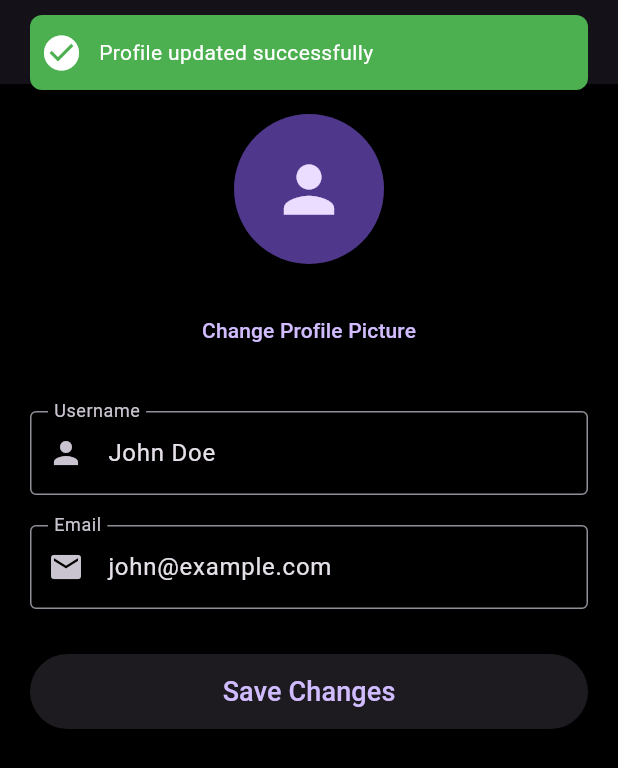
After one commit to jamalihassan0307/Flutter-ChatGPT-Text-and-image-generater, a Flutter app: the ProfileScreen screen opened by its route, after a tap on "Save Changes", on a phone screen of 412 x 824 dp. The commit adds this screen. Shown: the top 768 px of the screen. Run offline on Flutter 3.47's test engine with Material 3 defaults, Android fonts, the phone set to English and light mode, and no system bars; drawn by our look-alikes of another_flushbar; our stand-ins replace cached_network_image, dio, flutter_dotenv, flutter_riverpod, fluttertoast, share_plus and 1 more; missing offline and left inert: markdown_widget; accounts and stored records are empty.

Commit message:
feat: Add chat and profile features with SharedPreferences integration
- Implemented ChatStorageService for persistent chat storage
- Created GeminiApiService for AI-powered chat interactions
- Added ChatInput and ChatMessageBubble widgets
- Developed ProfileScreen with basic user profile management
- Integrated SharedPreferences provider in main.dart
- Added utility methods for sharing and message handling

```diff
--- a/lib/configs/routes/routes.dart
+++ b/lib/configs/routes/routes.dart
@@ -3,6 +3,7 @@ import '../../data/view/splash/splash_screen.dart';
 import '../../data/view/auth/login_screen.dart';
 import '../../data/view/auth/signup_screen.dart';
 import '../../data/view/home/home_screen.dart';
+import '../../data/view/profile/profile_screen.dart';
 import 'routes_name.dart';
 
 class Routes {
@@ -24,6 +25,10 @@ class Routes {
         return MaterialPageRoute(
           builder: (BuildContext context) => const HomeScreen(),
         );
+      case RoutesName.profile:
+        return MaterialPageRoute(
+          builder: (BuildContext context) => const ProfileScreen(),
+        );
       default:
         return MaterialPageRoute(builder: (_) {
           return const Scaffold(
--- a/lib/configs/routes/routes_name.dart
+++ b/lib/configs/routes/routes_name.dart
@@ -4,4 +4,5 @@ class RoutesName {
   static const String signup = 'signup';
   static const String home = 'home';
   static const String chat = 'chat';
+  static const String profile = 'profile';
 }
--- a/lib/data/view/home/home_screen.dart
+++ b/lib/data/view/home/home_screen.dart
@@ -12,6 +12,12 @@ class HomeScreen extends ConsumerWidget {
       appBar: AppBar(
         title: const Text('Gemini AI'),
         actions: [
+          IconButton(
+            icon: const Icon(Icons.person),
+            onPressed: () {
+              Navigator.pushNamed(context, RoutesName.profile);
+            },
+          ),
           IconButton(
             icon: const Icon(Icons.logout),
             onPressed: () {
--- /dev/null
+++ b/lib/data/view/profile/profile_screen.dart
@@ -0,0 +1,116 @@
+import 'package:flutter/material.dart';
+import 'package:flutter_riverpod/flutter_riverpod.dart';
+import '../../../configs/utils.dart';
+
+class ProfileScreen extends ConsumerStatefulWidget {
+  const ProfileScreen({super.key});
+
+  @override
+  ConsumerState<ProfileScreen> createState() => _ProfileScreenState();
+}
+
+class _ProfileScreenState extends ConsumerState<ProfileScreen> {
+  final _formKey = GlobalKey<FormState>();
+  final _usernameController = TextEditingController();
+  final _emailController = TextEditingController();
+  bool _isLoading = false;
+
+  @override
+  void initState() {
+    super.initState();
+    // TODO: Load user data
+    _usernameController.text = 'John Doe';
+    _emailController.text = 'john@example.com';
+  }
+
+  @override
+  void dispose() {
+    _usernameController.dispose();
+    _emailController.dispose();
+    super.dispose();
+  }
+
+  void _handleSave() {
+    if (_formKey.currentState!.validate()) {
+      // TODO: Implement save profile
+      Utils.flushBarSuccessMessage('Profile updated successfully', context);
+    }
+  }
+
+  @override
+  Widget build(BuildContext context) {
+    return Scaffold(
+      appBar: AppBar(
+        title: const Text('Profile'),
+      ),
+      body: SingleChildScrollView(
+        padding: const EdgeInsets.all(20),
+        child: Form(
+          key: _formKey,
+          child: Column(
+            children: [
+              const CircleAvatar(
+                radius: 50,
+                child: Icon(Icons.person, size: 50),
+              ),
+              const SizedBox(height: 20),
+              TextButton(
+                onPressed: () {
+                  // TODO: Implement image picker
+                },
+                child: const Text('Change Profile Picture'),
+              ),
+              const SizedBox(height: 30),
+              TextFormField(
+                controller: _usernameController,
+                decoration: const InputDecoration(
+                  labelText: 'Username',
+                  prefixIcon: Icon(Icons.person),
+                  border: OutlineInputBorder(),
+                ),
+                validator: (value) {
+                  if (value == null || value.isEmpty) {
+                    return 'Please enter your username';
+                  }
+                  return null;
+                },
+              ),
+              const SizedBox(height: 20),
+              TextFormField(
+                controller: _emailController,
+                decoration: const InputDecoration(
+                  labelText: 'Email',
+                  prefixIcon: Icon(Icons.email),
+                  border: OutlineInputBorder(),
+                ),
+                validator: (value) {
+                  if (value == null || value.isEmpty) {
+                    return 'Please enter your email';
+                  }
+                  if (!value.contains('@')) {
+                    return 'Please enter a valid email';
+                  }
+                  return null;
+                },
+              ),
+              const SizedBox(height: 30),
+              SizedBox(
+                width: double.infinity,
+                height: 50,
+                child: ElevatedButton(
+                  onPressed: _isLoading ? null : _handleSave,
+                  child: _isLoading
+                      ? const CircularProgressIndicator()
+                      : const Text(
+                          'Save Changes',
+                          style: TextStyle(fontSize: 18),
+                        ),
+                ),
+              ),
+            ],
+          ),
+        ),
+      ),
+    );
+  }
+}
```
Also changed, not shown: lib/configs/utils.dart (+22 -17 lines), lib/data/providers/app_providers.dart (added, +17 -0 lines), lib/data/services/chat_storage_service.dart (added, +22 -0 lines), lib/data/services/gemini_api_service.dart (added, +29 -0 lines), lib/data/view/chat/widgets/chat_input.dart (added, +48 -0 lines), lib/data/view/chat/widgets/chat_message_bubble.dart (added, +75 -0 lines), lib/main.dart (+11 -2 lines).
